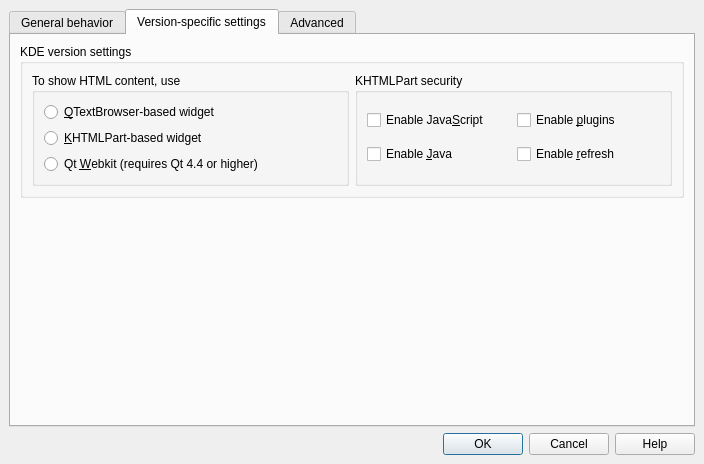
First picture: the form in src/dialog_setup.ui, repository gyunaev/kchmviewer, before the edit.
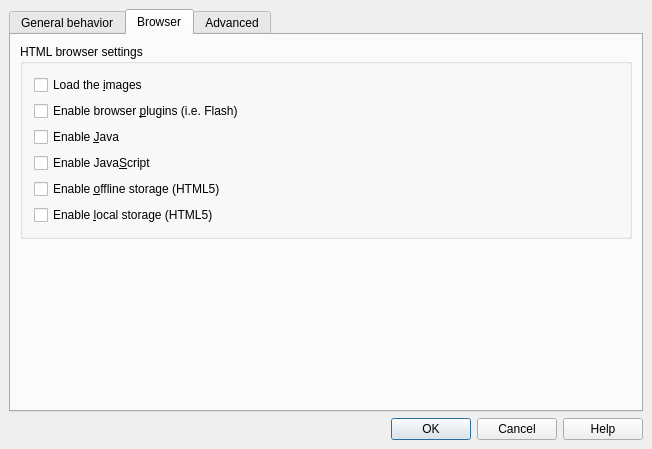
Second picture: the form after the edit. The open tabs and pages were chosen to show the change.

Commit message: - Removed outdated and buggy QTextBrowser support.     - Removed unneeded KHTMLPart support. Only QWebKit is now supported.     - Fixed zoom and "select all".     - Fixed storing scrollbar position.     - Added browser options to control JavaScript, Java and HTML5 features, which now apply to Webkit

What changed in the file:
```diff
--- a/src/dialog_setup.ui
+++ b/src/dialog_setup.ui
@@ -6,8 +6,8 @@
    <rect>
     <x>0</x>
     <y>0</y>
-    <width>704</width>
-    <height>464</height>
+    <width>652</width>
+    <height>449</height>
    </rect>
   </property>
   <property name="sizePolicy">
@@ -275,7 +275,7 @@
      </widget>
      <widget class="QWidget" name="Widget9">
       <attribute name="title">
-       <string>Version-specific settings</string>
+       <string>Browser</string>
       </attribute>
       <layout class="QVBoxLayout">
        <property name="spacing">
@@ -287,41 +287,20 @@
        <item>
         <widget class="QGroupBox" name="m_groupKDEsettings">
          <property name="title">
-          <string>KDE version settings</string>
+          <string>HTML browser settings</string>
          </property>
-         <layout class="QHBoxLayout">
-          <property name="spacing">
-           <number>6</number>
-          </property>
-          <property name="margin">
-           <number>9</number>
-          </property>
+         <layout class="QVBoxLayout" name="verticalLayout">
           <item>
-           <widget class="QGroupBox" name="buttonGroup5_2">
-            <property name="title">
-             <string>To show HTML content, use</string>
-            </property>
-            <layout class="QVBoxLayout">
-             <property name="spacing">
-              <number>6</number>
-             </property>
-             <property name="margin">
-              <number>9</number>
-             </property>
-             <item>
-              <widget class="QRadioButton" name="m_radioUseQtextBrowser">
+           <widget class="QCheckBox" name="m_enableImages">
                <property name="text">
-                <string>&amp;QTextBrowser-based widget</string>
-               </property>
-               <property name="shortcut">
-                <string>Alt+Q</string>
-               </property>
+             <string>Load the &amp;images</string>
+            </property>
               </widget>
              </item>
              <item>
-              <widget class="QRadioButton" name="m_radioUseKHTMLPart">
+           <widget class="QCheckBox" name="m_enablePlugins">
                <property name="text">
-                <string>&amp;KHTMLPart-based widget</string>
+             <string>Enable browser &amp;plugins (i.e. Flash)</string>
                </property>
                <property name="shortcut">
                 <string>Alt+K</string>
@@ -329,38 +308,6 @@
               </widget>
              </item>
              <item>
-              <widget class="QRadioButton" name="m_radioUseQtWebkit">
-               <property name="text">
-                <string>Qt &amp;Webkit (requires Qt 4.4 or higher)</string>
-               </property>
-              </widget>
-             </item>
-            </layout>
-           </widget>
-          </item>
-          <item>
-           <widget class="QGroupBox" name="groupKhtmlSecurity">
-            <property name="title">
-             <string>KHTMLPart security</string>
-            </property>
-            <layout class="QGridLayout">
-             <property name="margin">
-              <number>9</number>
-             </property>
-             <property name="spacing">
-              <number>6</number>
-             </property>
-             <item row="1" column="1">
-              <widget class="QCheckBox" name="m_enableRefresh">
-               <property name="text">
-                <string>Enable &amp;refresh</string>
-               </property>
-               <property name="shortcut">
-                <string>Alt+R</string>
-               </property>
-              </widget>
-             </item>
-             <item row="1" column="0">
               <widget class="QCheckBox" name="m_enableJava">
                <property name="text">
                 <string>Enable &amp;Java</string>
@@ -370,17 +317,7 @@
                </property>
               </widget>
              </item>
-             <item row="0" column="1">
-              <widget class="QCheckBox" name="m_enablePlugins">
-               <property name="text">
-                <string>Enable &amp;plugins</string>
-               </property>
-               <property name="shortcut">
-                <string>Alt+P</string>
-               </property>
-              </widget>
-             </item>
-             <item row="0" column="0">
+          <item>
               <widget class="QCheckBox" name="m_enableJS">
                <property name="text">
                 <string>Enable Java&amp;Script</string>
@@ -390,7 +327,21 @@
                </property>
               </widget>
              </item>
-            </layout>
+          <item>
+           <widget class="QCheckBox" name="m_enableOfflineStorage">
+            <property name="text">
+             <string>Enable &amp;offline storage (HTML5)</string>
+            </property>
+            <property name="shortcut">
+             <string>Alt+R</string>
+            </property>
+           </widget>
+          </item>
+          <item>
+           <widget class="QCheckBox" name="m_enableLocalStorage">
+            <property name="text">
+             <string>Enable &amp;local storage (HTML5)</string>
+            </property>
            </widget>
           </item>
          </layout>
```
Left out of the diff: 38 changed lines with no effect on the pictures. Lines whose indentation alone changed are shown as unchanged. The commit also changes 31 other files.
